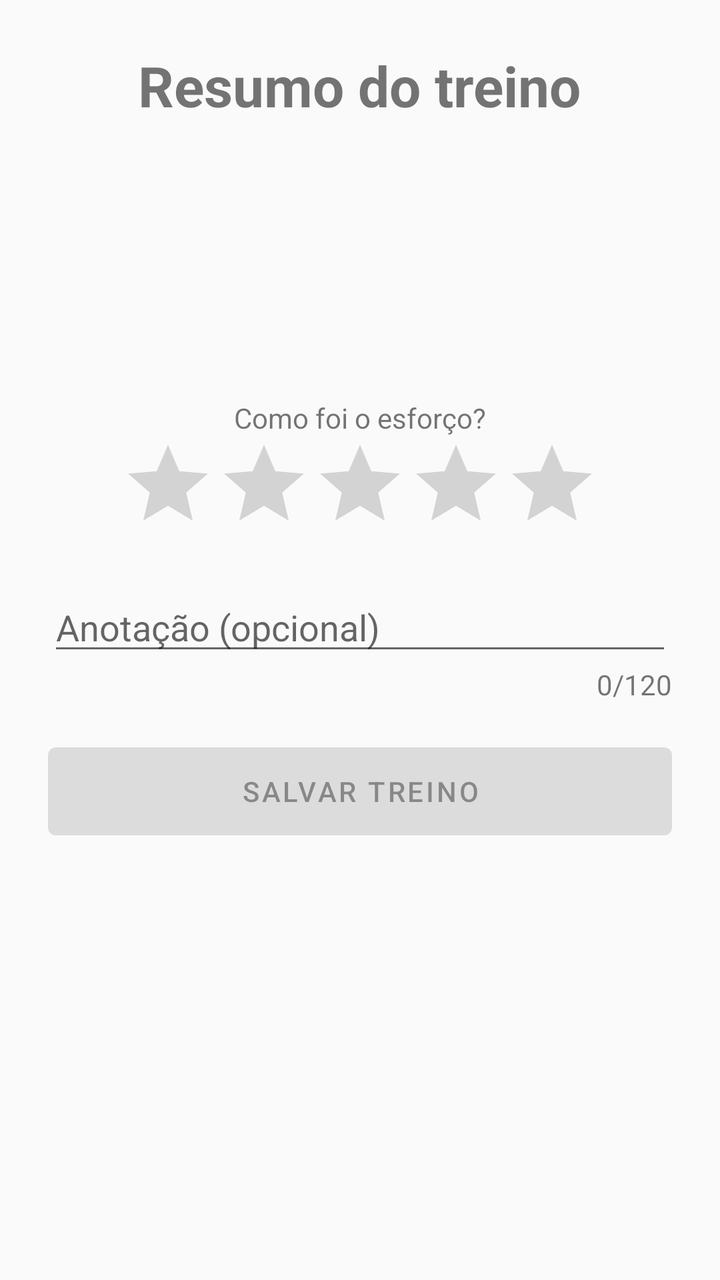
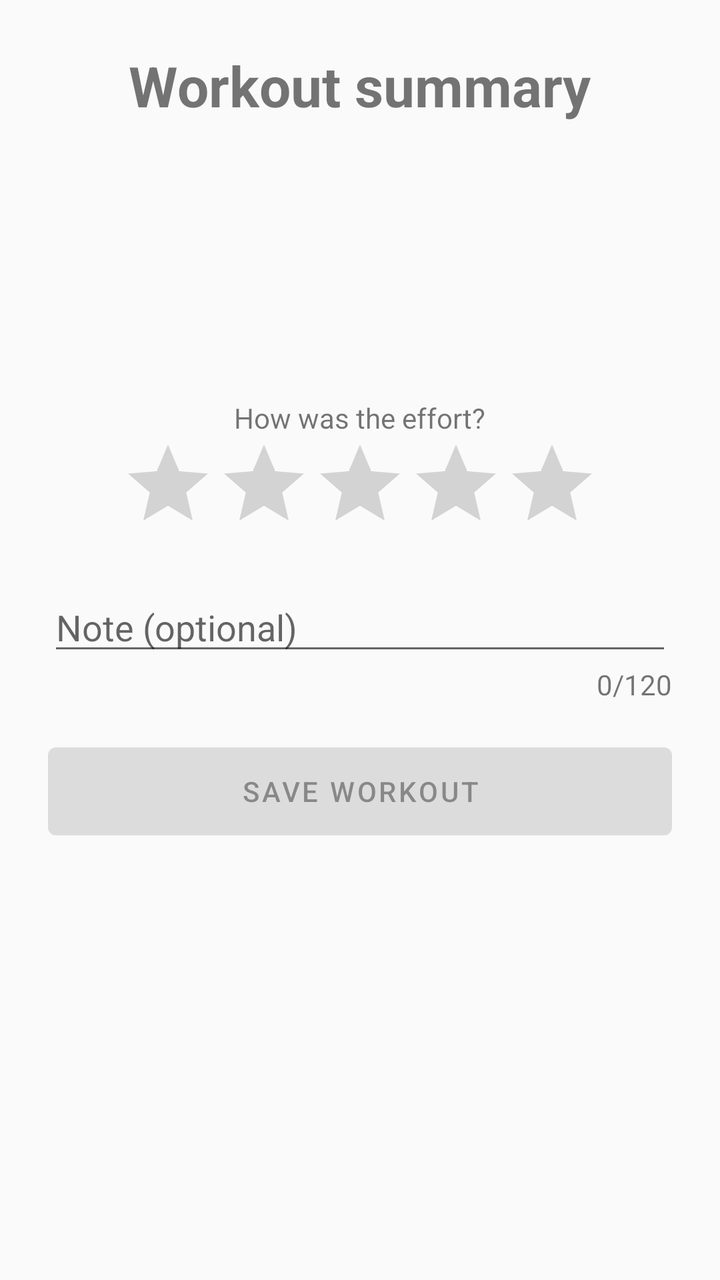

The first picture is an Android layout as it rendered before a commit; the second is the same layout after the commit. The layout source and the unified diff follow.
<!-- AndroidManifest.xml: application theme Theme.FitPocket -->
<!-- res/layout/activity_summary.xml -->
<?xml version="1.0" encoding="utf-8"?>
<LinearLayout xmlns:android="http://schemas.android.com/apk/res/android"
    android:layout_width="match_parent"
    android:layout_height="match_parent"
    android:gravity="center_horizontal"
    android:orientation="vertical"
    android:padding="24dp">

    <TextView
        android:layout_width="wrap_content"
        android:layout_height="wrap_content"
        android:text="Resumo do treino"
        android:textSize="28sp"
        android:textStyle="bold" />

    <TextView
        android:id="@+id/tvExercise"
        android:layout_width="wrap_content"
        android:layout_height="wrap_content"
        android:layout_marginTop="24dp"
        android:textSize="22sp" />

    <TextView
        android:id="@+id/tvReps"
        android:layout_width="wrap_content"
        android:layout_height="wrap_content"
        android:layout_marginTop="8dp"
        android:textSize="18sp" />

    <TextView
        android:id="@+id/tvTime"
        android:layout_width="wrap_content"
        android:layout_height="wrap_content"
        android:layout_marginTop="4dp"
        android:textSize="18sp" />

    <TextView
        android:layout_width="wrap_content"
        android:layout_height="wrap_content"
        android:layout_marginTop="24dp"
        android:text="Como foi o esforço?" />

    <RatingBar
        android:id="@+id/ratingEffort"
        android:layout_width="wrap_content"
        android:layout_height="wrap_content"
        android:numStars="5"
        android:stepSize="1" />

    <EditText
        android:id="@+id/etNote"
        android:layout_width="match_parent"
        android:layout_height="wrap_content"
        android:layout_marginTop="16dp"
        android:hint="Anotação (opcional)"
        android:inputType="textMultiLine"
        android:maxLength="120" />

    <TextView
        android:id="@+id/tvCounter"
        android:layout_width="wrap_content"
        android:layout_height="wrap_content"
        android:layout_gravity="end"
        android:text="0/120" />

    <Button
        android:id="@+id/btnSave"
        android:layout_width="match_parent"
        android:layout_height="56dp"
        android:layout_marginTop="16dp"
        android:enabled="false"
        android:text="Salvar treino" />
</LinearLayout>
<!-- resources referenced by this layout -->
<resources>
  <style name="Theme.FitPocket" parent="Theme.MaterialComponents.DayNight.NoActionBar">
          <item name="colorPrimary">@color/primary</item>
          <item name="colorPrimaryDark">@color/primary_dark</item>
          <item name="colorAccent">@color/accent</item>
          <item name="android:statusBarColor">@color/primary_dark</item>
          <item name="android:windowBackground">@color/background</item>
      </style>
  <color name="primary">#2E7D32</color>
  <color name="primary_dark">#1B5E20</color>
  <color name="accent">#66BB6A</color>
  <color name="background">#FAFAFA</color>
</resources>

<!-- the commit's change to res/layout/activity_summary.xml (unified diff, before → after) -->
@@ -9,7 +9,7 @@
     <TextView
         android:layout_width="wrap_content"
         android:layout_height="wrap_content"
-        android:text="Resumo do treino"
+        android:text="Workout summary"
         android:textSize="28sp"
         android:textStyle="bold" />
 
@@ -38,7 +38,7 @@
         android:layout_width="wrap_content"
         android:layout_height="wrap_content"
         android:layout_marginTop="24dp"
-        android:text="Como foi o esforço?" />
+        android:text="How was the effort?" />
 
     <RatingBar
         android:id="@+id/ratingEffort"
@@ -52,7 +52,7 @@
         android:layout_width="match_parent"
         android:layout_height="wrap_content"
         android:layout_marginTop="16dp"
-        android:hint="Anotação (opcional)"
+        android:hint="Note (optional)"
         android:inputType="textMultiLine"
         android:maxLength="120" />
 
@@ -69,5 +69,5 @@
         android:layout_height="56dp"
         android:layout_marginTop="16dp"
         android:enabled="false"
-        android:text="Salvar treino" />
+        android:text="Save workout" />
 </LinearLayout>
<!-- resource entries referenced after the edit -->
@@ -1,6 +1,6 @@
 <!-- resources referenced by this layout -->
 <resources>
-  <style name="Theme.FitPocket" parent="Theme.MaterialComponents.DayNight.NoActionBar">
+  <style name="Theme.FitPocket" parent="Theme.MaterialComponents.Light.NoActionBar">
           <item name="colorPrimary">@color/primary</item>
           <item name="colorPrimaryDark">@color/primary_dark</item>
           <item name="colorAccent">@color/accent</item>
